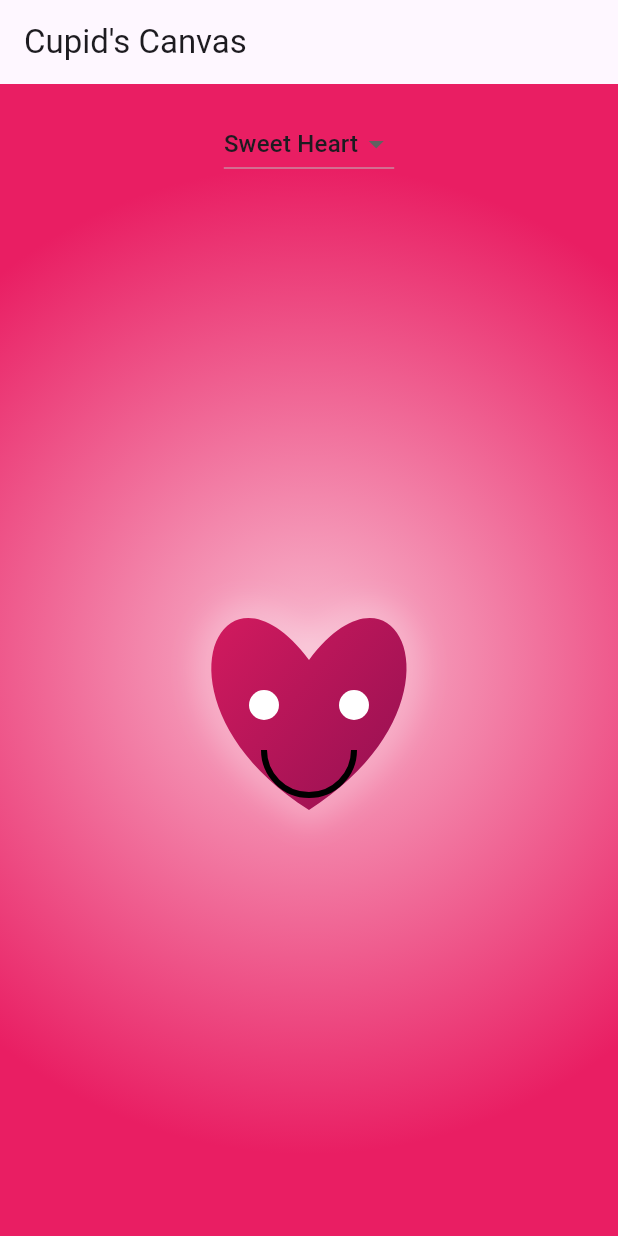
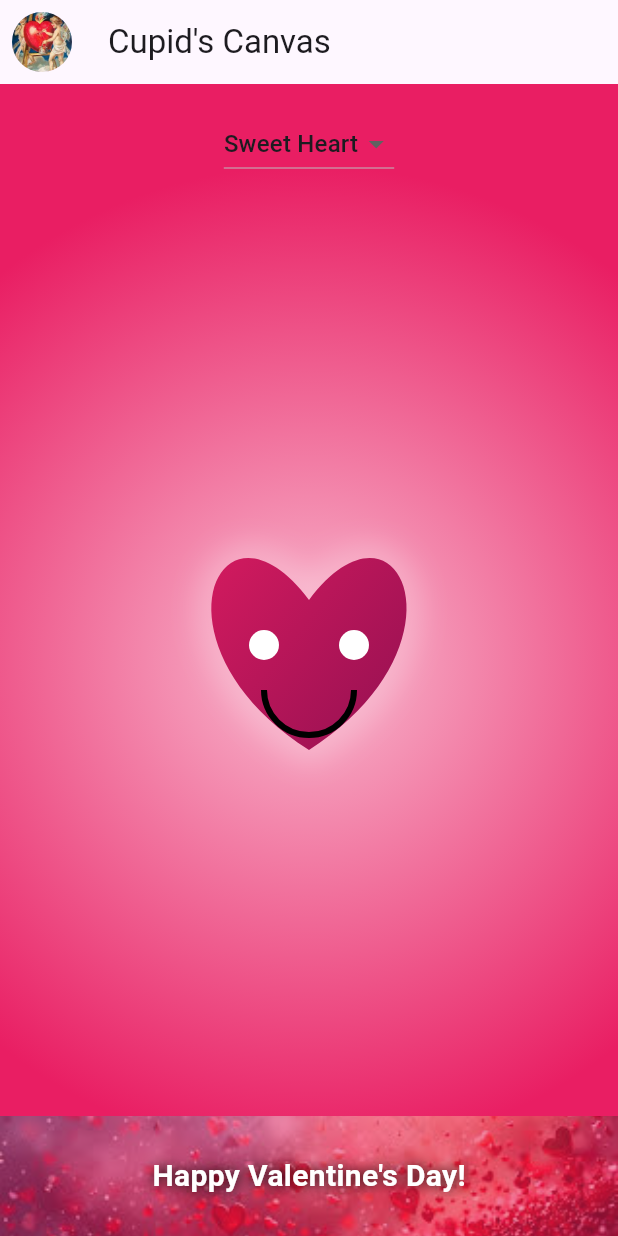
Before and after one commit to goochoi913/cupid_challenge, a Flutter app: the screen it shows after launch, on a phone screen of 412 x 824 dp. Run offline on Flutter 3.47's test engine with Material 3 defaults, Android fonts, the phone set to English and light mode, and no system bars.

Commit message:
Final polish before submission

```diff
--- a/lib/main.dart
+++ b/lib/main.dart
@@ -29,13 +29,20 @@ class _ValentineHomeState extends State<ValentineHome> {
   @override
   Widget build(BuildContext context) {
     return Scaffold(
-      appBar: AppBar(title: const Text('Cupid\'s Canvas')),
-      // Replace the body: Column(...) with this:
+      appBar: AppBar(
+        title: const Text('Cupid\'s Canvas'),
+        // OPTIONAL: Add a small Cupid icon to the AppBar
+        leading: Padding(
+          padding: const EdgeInsets.all(8.0),
+          child: CircleAvatar(
+            backgroundImage: AssetImage('assets/images/cupid.jpg'), // Uses your cupid image
+          ),
+        ),
+      ),
       body: Container(
-        // PART 2: Soft pink-to-red radial gradient
         decoration: const BoxDecoration(
           gradient: RadialGradient(
-            colors: [Color(0xFFF8BBD0), Color(0xFFE91E63)], // Pink to Red
+            colors: [Color(0xFFF8BBD0), Color(0xFFE91E63)],
             center: Alignment.center,
             radius: 0.8,
           ),
@@ -43,7 +50,8 @@ class _ValentineHomeState extends State<ValentineHome> {
         child: Column(
           children: [
             const SizedBox(height: 16),
-            // We add a background to the dropdown so it's readable
+
+            // --- DROPDOWN ---
             DropdownButton<String>(
               value: selectedEmoji,
               dropdownColor: Colors.white,
@@ -52,12 +60,41 @@ class _ValentineHomeState extends State<ValentineHome> {
                   .toList(),
               onChanged: (value) => setState(() => selectedEmoji = value ?? selectedEmoji),
             ),
+
             const SizedBox(height: 16),
+
+            // --- MAIN HEART PAINTER ---
             Expanded(
               child: Center(
                 child: CustomPaint(
                   size: const Size(300, 300),
                   painter: HeartEmojiPainter(type: selectedEmoji),
+                ),
+              ),
+            ),
+
+            // --- DECORATIVE GLITTER IMAGE (Bottom) ---
+            // This satisfies the requirement to use the asset folder
+            Container(
+              height: 80,
+              width: double.infinity,
+              decoration: BoxDecoration(
+                image: DecorationImage(
+                  image: AssetImage('assets/images/heart_glitter.jpg'), // Uses your glitter image
+                  fit: BoxFit.cover,
+                  colorFilter: ColorFilter.mode(
+                      Colors.white.withOpacity(0.5), BlendMode.dstATop), // Fades it slightly
+                ),
+              ),
+              child: const Center(
+                child: Text(
+                  "Happy Valentine's Day!",
+                  style: TextStyle(
+                    fontSize: 20,
+                    fontWeight: FontWeight.bold,
+                    color: Colors.white,
+                    shadows: [Shadow(blurRadius: 10, color: Colors.black)],
+                  ),
                 ),
               ),
             ),
```
